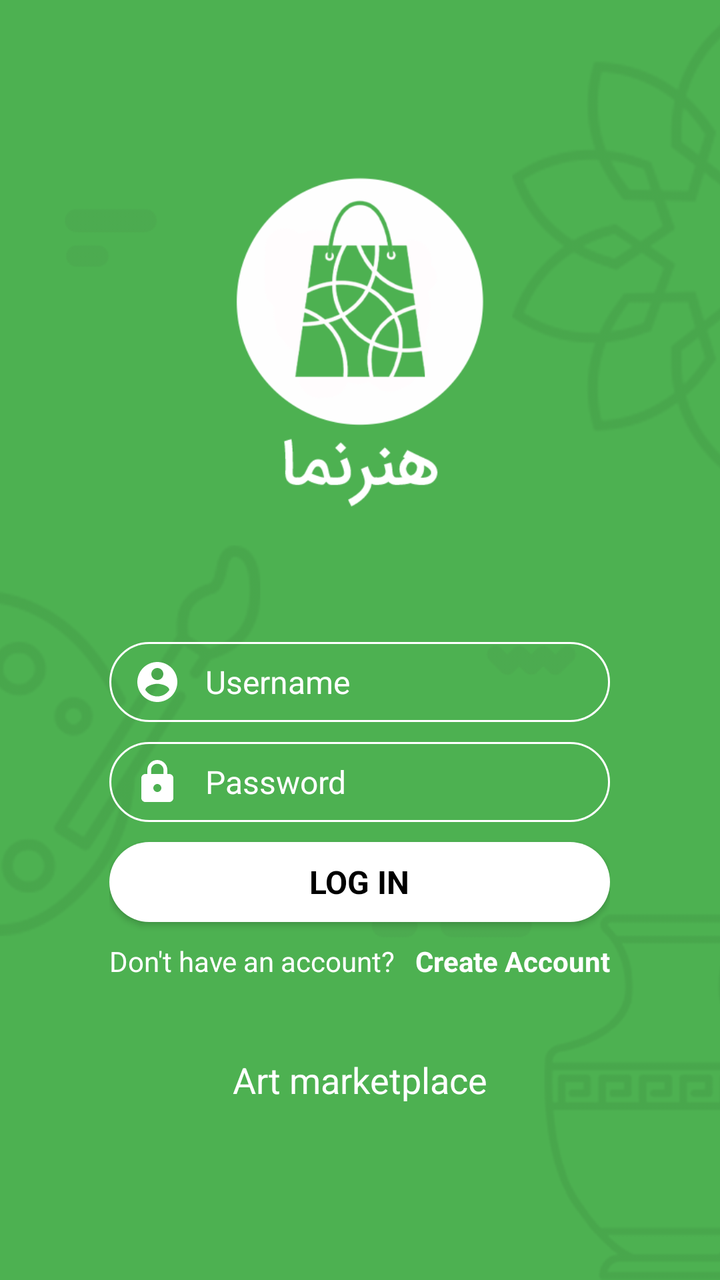
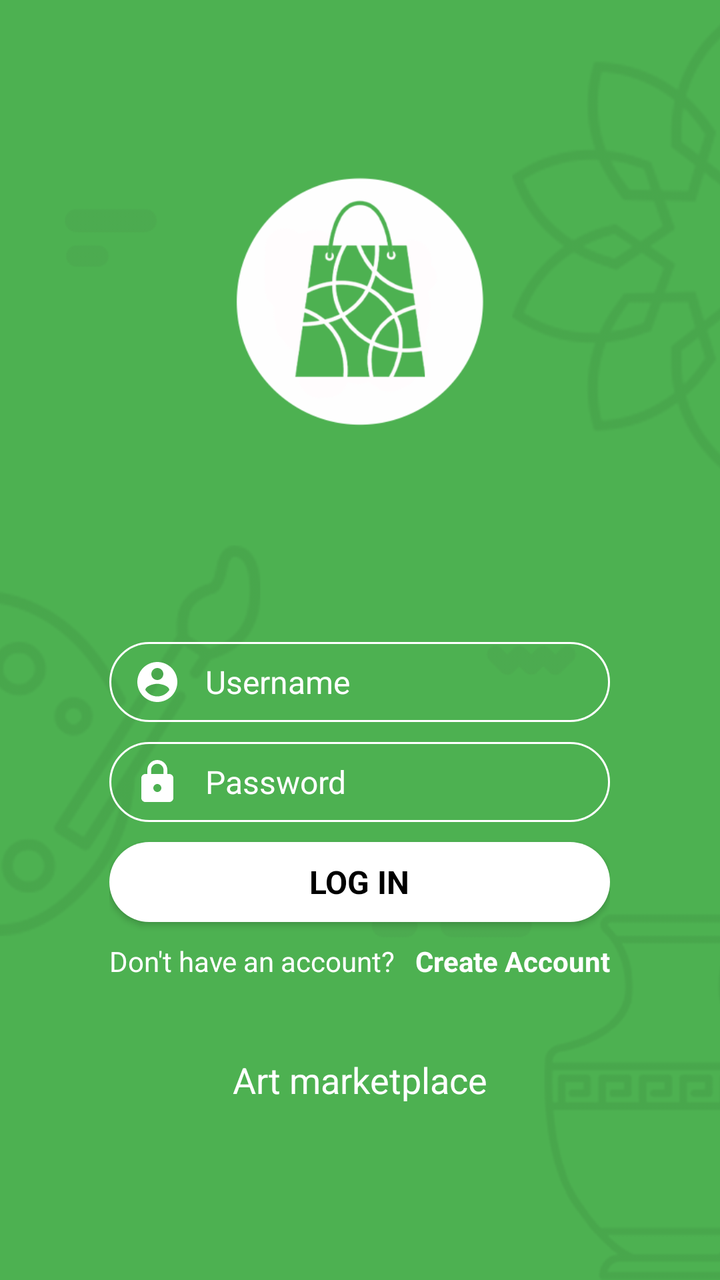

The first picture is an Android layout as it rendered before a commit; the second is the same layout after the commit. The layout source and the unified diff follow.
<!-- AndroidManifest.xml: application theme AppTheme -->
<!-- res/layout/activity_login.xml -->
<?xml version="1.0" encoding="utf-8"?>
<RelativeLayout xmlns:android="http://schemas.android.com/apk/res/android"
    xmlns:tools="http://schemas.android.com/tools"
    android:layout_width="match_parent"
    android:layout_height="match_parent"
    android:background="@color/colorPrimary">

    <ImageView
        android:layout_width="match_parent"
        android:layout_height="match_parent"
        android:scaleType="centerCrop"
        android:src="@drawable/splash_bg" />

    <include
        layout="@layout/include_brand_logo"
        android:layout_width="180dp"
        android:layout_height="180dp"
        android:layout_centerHorizontal="true"
        android:layout_marginTop="80dp" />

    <LinearLayout
        android:layout_width="wrap_content"
        android:layout_height="wrap_content"
        android:layout_alignParentBottom="true"
        android:layout_centerHorizontal="true"
        android:layout_marginTop="289dp"
        android:gravity="center"
        android:orientation="vertical">


        <EditText
            android:id="@+id/login_username"
            android:layout_width="match_parent"
            android:layout_height="40dp"
            android:background="@drawable/edit_round"
            android:drawableStart="@drawable/ic_account"
            android:drawablePadding="12dp"
            android:ems="10"
            android:hint="@string/hint_user_username"
            android:inputType="textEmailAddress"
            android:paddingStart="12dp"
            android:paddingEnd="12dp"
            android:textColor="@android:color/white"
            android:textColorHint="@android:color/white"
            android:textSize="16sp"
            tools:ignore="RtlCompat" />

        <EditText
            android:id="@+id/login_password"
            android:layout_width="match_parent"
            android:layout_height="40dp"
            android:layout_marginTop="@dimen/spacing_middle"
            android:background="@drawable/edit_round"
            android:drawableStart="@drawable/ic_lock"
            android:drawablePadding="12dp"
            android:ems="10"
            android:hint="@string/hint_user_password"
            android:imeOptions="actionDone"
            android:inputType="textPassword"
            android:paddingStart="12dp"
            android:paddingEnd="12dp"
            android:textColor="@android:color/white"
            android:textColorHint="@android:color/white"
            android:textSize="16sp"
            tools:ignore="RtlCompat" />

        <Button
            android:id="@+id/login_button"
            android:layout_width="match_parent"
            android:layout_height="40dp"
            android:layout_marginTop="@dimen/spacing_middle"
            android:background="@drawable/button_round"
            android:text="@string/login"
            android:textColor="@android:color/black"
            android:textSize="16sp"
            android:textStyle="bold" />

        <LinearLayout
            android:layout_width="wrap_content"
            android:layout_height="wrap_content"
            android:layout_marginTop="@dimen/spacing_middle"
            android:gravity="center"
            android:orientation="horizontal">

            <TextView
                android:layout_width="wrap_content"
                android:layout_height="wrap_content"
                android:text="@string/not_have_account"
                android:textColor="@android:color/white"
                android:textSize="14sp" />

            <TextView
                android:id="@+id/register_page_button"
                android:layout_width="wrap_content"
                android:layout_height="wrap_content"
                android:layout_marginStart="@dimen/spacing_middle"
                android:text="@string/register"
                android:textColor="@android:color/white"
                android:textSize="14sp"
                android:textStyle="bold"
                tools:ignore="RtlCompat" />

        </LinearLayout>

        <TextView
            android:layout_width="200dp"
            android:layout_height="100dp"
            android:layout_marginBottom="@dimen/spacing_xxlarge"
            android:gravity="center"
            android:text="@string/app_tag_line"
            android:textAppearance="@style/Base.TextAppearance.AppCompat.Medium"
            android:textColor="@android:color/white" />

    </LinearLayout>

</RelativeLayout>
<!-- res/layout/include_brand_logo.xml (included above) -->
<?xml version="1.0" encoding="utf-8"?>
<ImageView xmlns:android="http://schemas.android.com/apk/res/android"
    android:layout_width="180dp"
    android:layout_height="180dp"
    android:contentDescription="@string/app_name"
    android:scaleType="centerInside"
    android:src="@drawable/main_logo" />
<!-- resources referenced by this layout -->
<resources>
  <color name="colorPrimary">#4DB151</color>
  <dimen name="spacing_middle">10dp</dimen>
  <dimen name="spacing_xxlarge">50dp</dimen>
  <!-- drawable button_round (drawable) -->
  <?xml version="1.0" encoding="utf-8"?>
  <selector xmlns:tools="http://schemas.android.com/tools" xmlns:android="http://schemas.android.com/apk/res/android">
  
      <item android:state_enabled="true">
          <shape android:shape="rectangle">
              <solid android:color="@android:color/white"/>
              <corners android:radius="20dp"/>
          </shape>
      </item>
  
  </selector>
  <!-- drawable edit_round (drawable) -->
  <?xml version="1.0" encoding="utf-8"?>
  <selector xmlns:android="http://schemas.android.com/apk/res/android">
  
      <item android:state_enabled="true" android:state_focused="true">
          <shape android:shape="rectangle">
              <corners android:radius="20dp"/>
              <stroke android:color="@color/colorAccent" android:width="1dp"/>
          </shape>
      </item>
  
      <item android:state_enabled="true">
          <shape android:shape="rectangle">
              <corners android:radius="20dp"/>
              <stroke android:color="@android:color/white" android:width="1dp"/>
          </shape>
      </item>
  
  </selector>
  <!-- drawable ic_account (drawable) -->
  <vector xmlns:android="http://schemas.android.com/apk/res/android"
      android:width="24dp"
      android:height="24dp"
      android:viewportWidth="24"
      android:viewportHeight="24">
    <path
        android:fillColor="@android:color/white"
        android:pathData="M12,2C6.48,2 2,6.48 2,12s4.48,10 10,10 10,-4.48 10,-10S17.52,2 12,2zM12,5c1.66,0 3,1.34 3,3s-1.34,3 -3,3 -3,-1.34 -3,-3 1.34,-3 3,-3zM12,19.2c-2.5,0 -4.71,-1.28 -6,-3.22 0.03,-1.99 4,-3.08 6,-3.08 1.99,0 5.97,1.09 6,3.08 -1.29,1.94 -3.5,3.22 -6,3.22z"/>
  </vector>
  <!-- drawable ic_lock (drawable) -->
  <vector xmlns:android="http://schemas.android.com/apk/res/android"
      android:width="24dp"
      android:height="24dp"
      android:viewportWidth="24"
      android:viewportHeight="24">
    <path
        android:fillColor="@android:color/white"
        android:pathData="M18,8h-1L17,6c0,-2.76 -2.24,-5 -5,-5S7,3.24 7,6v2L6,8c-1.1,0 -2,0.9 -2,2v10c0,1.1 0.9,2 2,2h12c1.1,0 2,-0.9 2,-2L20,10c0,-1.1 -0.9,-2 -2,-2zM12,17c-1.1,0 -2,-0.9 -2,-2s0.9,-2 2,-2 2,0.9 2,2 -0.9,2 -2,2zM15.1,8L8.9,8L8.9,6c0,-1.71 1.39,-3.1 3.1,-3.1 1.71,0 3.1,1.39 3.1,3.1v2z"/>
  </vector>
  <!-- drawable main_logo: png bitmap (drawable, 22890 bytes) -->
  <!-- drawable splash_bg: png bitmap (drawable, 30730 bytes) -->
  <string name="app_name">Honarnama</string>
  <string name="app_tag_line">Art marketplace</string>
  <string name="hint_user_password">Password</string>
  <string name="hint_user_username">Username</string>
  <string name="login">Log In</string>
  <string name="not_have_account">Don\'t have an account?</string>
  <string name="register">Create Account</string>
  <style name="AppTheme" parent="Theme.AppCompat.Light.NoActionBar">
          
          <item name="colorPrimary">@color/colorPrimary</item>
          <item name="colorPrimaryDark">@color/colorPrimaryDark</item>
          <item name="colorAccent">@color/colorAccent</item>
          <item name="colorControlNormal">@color/grey_60</item>
          <item name="fontFamily">@font/iransans</item>
      </style>
  <color name="colorAccent">#FFDE26</color>
  <color name="colorPrimaryDark">#429E45</color>
  <color name="grey_60">#666666</color>
</resources>

<!-- the commit's change to res/layout/activity_login.xml (unified diff, before → after) -->
@@ -14,7 +14,7 @@
     <include
         layout="@layout/include_brand_logo"
         android:layout_width="180dp"
-        android:layout_height="180dp"
+        android:layout_height="135dp"
         android:layout_centerHorizontal="true"
         android:layout_marginTop="80dp" />
 
@@ -116,9 +116,17 @@
 </RelativeLayout>
 <!-- res/layout/include_brand_logo.xml (included above) -->
 <?xml version="1.0" encoding="utf-8"?>
-<ImageView xmlns:android="http://schemas.android.com/apk/res/android"
+<FrameLayout xmlns:android="http://schemas.android.com/apk/res/android"
     android:layout_width="180dp"
-    android:layout_height="180dp"
-    android:contentDescription="@string/app_name"
-    android:scaleType="centerInside"
-    android:src="@drawable/main_logo" />
+    android:layout_height="135dp"
+    android:clipChildren="true"
+    android:clipToPadding="true">
+
+    <ImageView
+        android:layout_width="180dp"
+        android:layout_height="180dp"
+        android:layout_gravity="top|center_horizontal"
+        android:contentDescription="@string/app_name"
+        android:scaleType="fitCenter"
+        android:src="@drawable/main_logo" />
+</FrameLayout>
